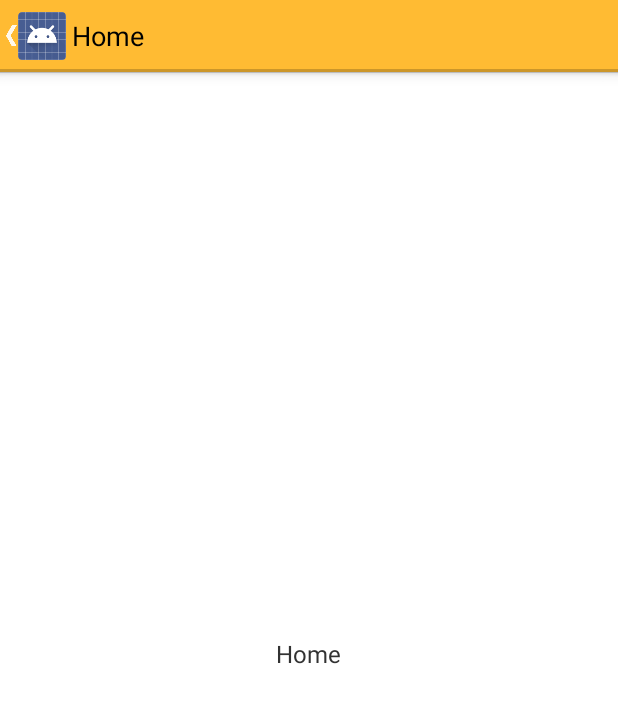
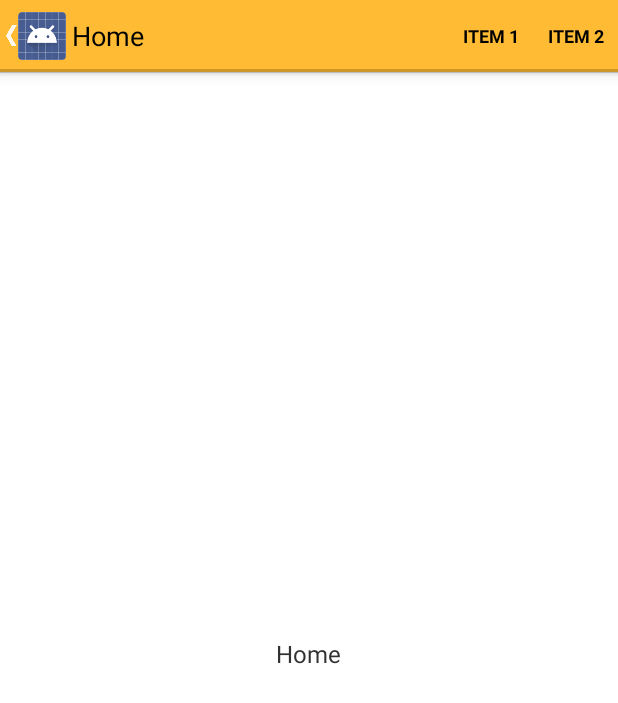
Before and after one commit to mikepenz/MaterialDrawer, an Android app: the screen it shows after launch (MainActivity), on a phone screen of 412 x 824 dp. Shown: the top 703 px of the screen. Run offline under Robolectric (Android 15) with nearby library versions, the light colour scheme and no system bars; libraries missing offline, so code that uses them is left out: com.joanzapata.android; 7 statements that could not run were skipped.

Commit message:
* add many sample menu items

```diff
--- a/app/build.gradle
+++ b/app/build.gradle
@@ -6,10 +6,10 @@ android {
 
     defaultConfig {
         applicationId "com.tundem.holokitkatdrawer.app"
-        minSdkVersion 15
+        minSdkVersion 14
         targetSdkVersion 20
-        versionCode 66
-        versionName "0.6.6"
+        versionCode 67
+        versionName "0.6.7"
     }
     buildTypes {
         release {
--- a/app/src/main/java/com/tundem/holokitkatdrawer/app/MainActivity.java
+++ b/app/src/main/java/com/tundem/holokitkatdrawer/app/MainActivity.java
@@ -100,7 +100,7 @@ public class MainActivity extends BaseActivity {
     @Override
     public boolean onCreateOptionsMenu(Menu menu) {
         getMenuInflater().inflate(R.menu.main, menu);
-        return true;
+        return super.onCreateOptionsMenu(menu);
     }
 
     @Override
--- a/app/src/main/res/menu/main.xml
+++ b/app/src/main/res/menu/main.xml
@@ -1,9 +1,41 @@
-<menu xmlns:android="http://schemas.android.com/apk/res/android" >
+<menu xmlns:android="http://schemas.android.com/apk/res/android">
 
+    <item
+        android:orderInCategory="100"
+        android:showAsAction="ifRoom"
+        android:title="Item 1"/>
+    <item
+        android:orderInCategory="100"
+        android:showAsAction="ifRoom"
+        android:title="Item 2"/>
+    <item
+        android:orderInCategory="100"
+        android:showAsAction="ifRoom"
+        android:title="Item 3"/>
+    <item
+        android:orderInCategory="100"
+        android:showAsAction="ifRoom"
+        android:title="Item 4"/>
+    <item
+        android:orderInCategory="100"
+        android:showAsAction="ifRoom"
+        android:title="Item 5"/>
+    <item
+        android:orderInCategory="100"
+        android:showAsAction="ifRoom"
+        android:title="Item 6"/>
+    <item
+        android:orderInCategory="100"
+        android:showAsAction="ifRoom"
+        android:title="Item 7"/>
+    <item
+        android:orderInCategory="100"
+        android:showAsAction="ifRoom"
+        android:title="Item 8"/>
     <item
         android:id="@+id/action_settings"
         android:orderInCategory="100"
-        android:showAsAction="never"
+        android:showAsAction="ifRoom"
         android:title="@string/action_settings"/>
 
 </menu>
--- a/gradle.properties
+++ b/gradle.properties
@@ -17,8 +17,8 @@
 # http://www.gradle.org/docs/current/userguide/multi_project_builds.html#sec:decoupled_projects
 # org.gradle.parallel=true
 
-VERSION_NAME=0.6.6-SNAPSHOT
-VERSION_CODE=66
+VERSION_NAME=0.6.7-SNAPSHOT
+VERSION_CODE=67
 GROUP=com.tundem.holokitkatdrawer
 
 POM_DESCRIPTION=HoloKitKatDrawer Library
```
Also changed, not shown: library/build.gradle (+3 -4 lines).
